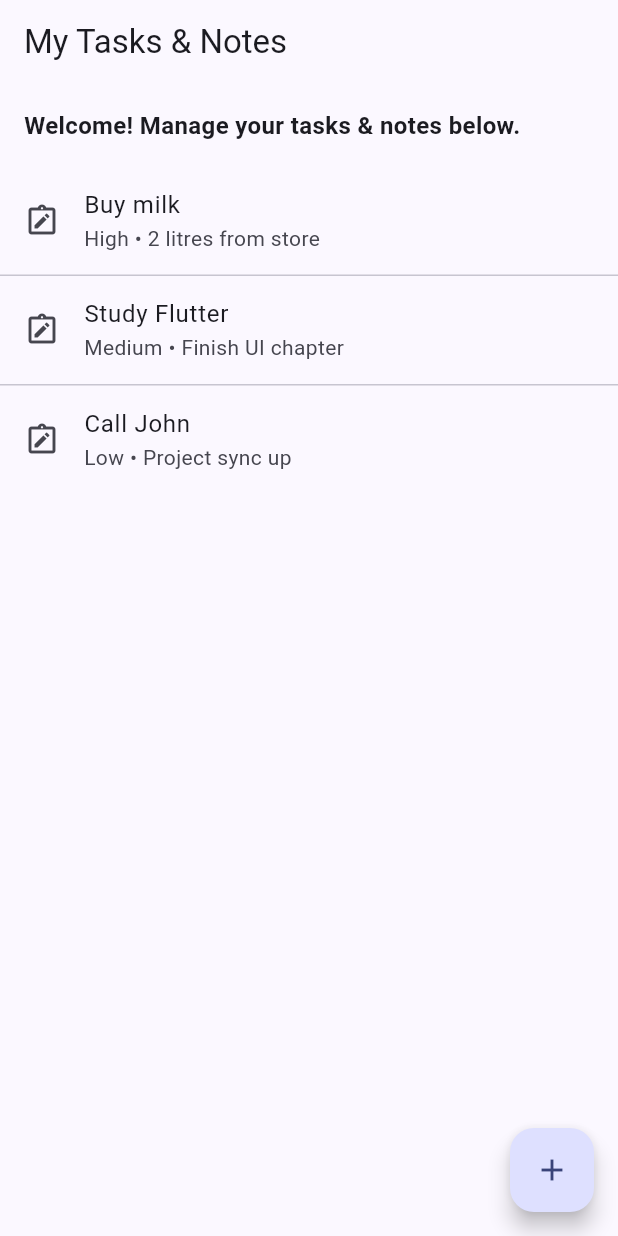
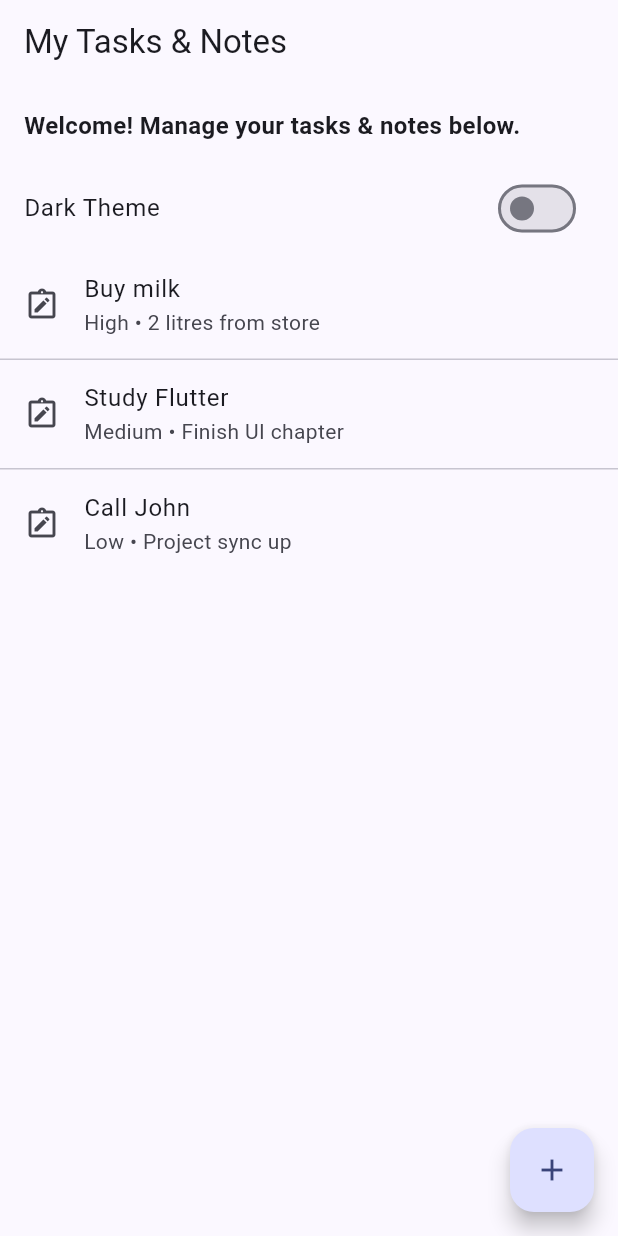
Before and after one commit to mugisachantal/flutter-task-notes-app, a Flutter app: the screen it shows after launch, on a phone screen of 412 x 824 dp. Run offline on Flutter 3.47's test engine with Material 3 defaults, Android fonts, the phone set to English and light mode, and no system bars; our stand-ins replace shared_preferences.

Commit message:
feat(theme): add dark/light SwitchListTile and persist with shared_preferences

```diff
--- a/lib/main.dart
+++ b/lib/main.dart
@@ -1,26 +1,59 @@
 import 'package:flutter/material.dart';
 import 'screens/home_screen.dart';
 import 'screens/task_form_screen.dart';
+import 'services/prefs_service.dart';
 
-void main() {
-  runApp(const TaskNotesApp());
+Future<void> main() async {
+  WidgetsFlutterBinding.ensureInitialized();
+  final isDark = await PrefsService.getIsDarkMode();
+  runApp(TaskNotesApp(initialDarkMode: isDark));
 }
 
-class TaskNotesApp extends StatelessWidget {
-  const TaskNotesApp({super.key});
+class TaskNotesApp extends StatefulWidget {
+  final bool initialDarkMode;
+  const TaskNotesApp({super.key, required this.initialDarkMode});
+
+  @override
+  State<TaskNotesApp> createState() => _TaskNotesAppState();
+}
+
+class _TaskNotesAppState extends State<TaskNotesApp> {
+  late bool _isDark;
+
+  @override
+  void initState() {
+    super.initState();
+    _isDark = widget.initialDarkMode;
+  }
+
+  void _onThemeChanged(bool value) {
+    setState(() => _isDark = value);
+  }
 
   @override
   Widget build(BuildContext context) {
     return MaterialApp(
       title: 'Task Notes Manager',
+      themeMode: _isDark ? ThemeMode.dark : ThemeMode.light,
       theme: ThemeData(
         colorScheme: ColorScheme.fromSeed(seedColor: Colors.indigo),
         useMaterial3: true,
       ),
-      routes: {
-        TaskFormScreen.route: (_) => const TaskFormScreen(),
-      },
-      home: const HomeScreen(),
+      darkTheme: ThemeData(
+        colorScheme: ColorScheme.fromSeed(
+          seedColor: Colors.indigo,
+          brightness: Brightness.dark,
+        ),
+        useMaterial3: true,
+      ),
+      routes: {TaskFormScreen.route: (_) => const TaskFormScreen()},
+      home: HomeScreen(
+        isDarkMode: _isDark,
+        onThemeChanged: (v) async {
+          _onThemeChanged(v);
+          await PrefsService.setIsDarkMode(v);
+        },
+      ),
     );
   }
 }
--- a/lib/screens/home_screen.dart
+++ b/lib/screens/home_screen.dart
@@ -2,7 +2,14 @@ import 'package:flutter/material.dart';
 import 'task_form_screen.dart';
 
 class HomeScreen extends StatefulWidget {
-  const HomeScreen({super.key});
+  final bool isDarkMode;
+  final ValueChanged<bool> onThemeChanged;
+
+  const HomeScreen({
+    super.key,
+    required this.isDarkMode,
+    required this.onThemeChanged,
+  });
 
   @override
   State<HomeScreen> createState() => _HomeScreenState();
@@ -11,8 +18,16 @@ class HomeScreen extends StatefulWidget {
 class _HomeScreenState extends State<HomeScreen> {
   // Hardcoded sample items for Task 2 only.
   final List<Map<String, String>> _items = [
-    {'title': 'Buy milk', 'priority': 'High', 'description': '2 litres from store'},
-    {'title': 'Study Flutter', 'priority': 'Medium', 'description': 'Finish UI chapter'},
+    {
+      'title': 'Buy milk',
+      'priority': 'High',
+      'description': '2 litres from store',
+    },
+    {
+      'title': 'Study Flutter',
+      'priority': 'Medium',
+      'description': 'Finish UI chapter',
+    },
     {'title': 'Call John', 'priority': 'Low', 'description': 'Project sync up'},
   ];
 
@@ -41,6 +56,11 @@ class _HomeScreenState extends State<HomeScreen> {
               ),
             ),
           ),
+          SwitchListTile(
+            title: const Text('Dark Theme'),
+            value: widget.isDarkMode,
+            onChanged: widget.onThemeChanged,
+          ),
           Expanded(
             child: ListView.separated(
               itemCount: _items.length,
@@ -50,7 +70,9 @@ class _HomeScreenState extends State<HomeScreen> {
                 return ListTile(
                   leading: const Icon(Icons.note_alt_outlined),
                   title: Text(item['title'] ?? ''),
-                  subtitle: Text('${item['priority']} • ${item['description']}'),
+                  subtitle: Text(
+                    '${item['priority']} • ${item['description']}',
+                  ),
                 );
               },
             ),
--- /dev/null
+++ b/lib/services/prefs_service.dart
@@ -0,0 +1,15 @@
+import 'package:shared_preferences/shared_preferences.dart';
+
+class PrefsService {
+  static const _keyIsDark = 'isDarkMode';
+
+  static Future<bool> getIsDarkMode() async {
+    final prefs = await SharedPreferences.getInstance();
+    return prefs.getBool(_keyIsDark) ?? false;
+  }
+
+  static Future<void> setIsDarkMode(bool value) async {
+    final prefs = await SharedPreferences.getInstance();
+    await prefs.setBool(_keyIsDark, value);
+  }
+}
--- a/pubspec.yaml
+++ b/pubspec.yaml
@@ -34,6 +34,7 @@ dependencies:
   # The following adds the Cupertino Icons font to your application.
   # Use with the CupertinoIcons class for iOS style icons.
   cupertino_icons: ^1.0.8
+  shared_preferences: ^2.5.3
 
 dev_dependencies:
   flutter_test:
```
Also changed, not shown: 1 other file.
